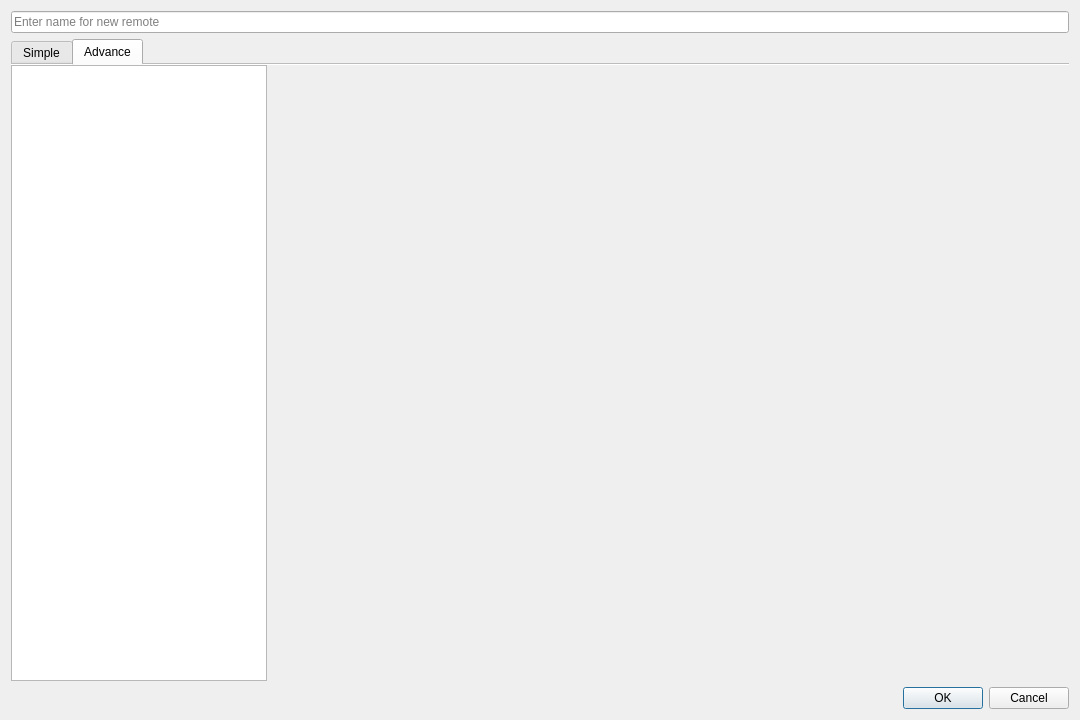
First picture: the form in ui/new_remote_window.ui, repository Communist02/agile, before the edit.
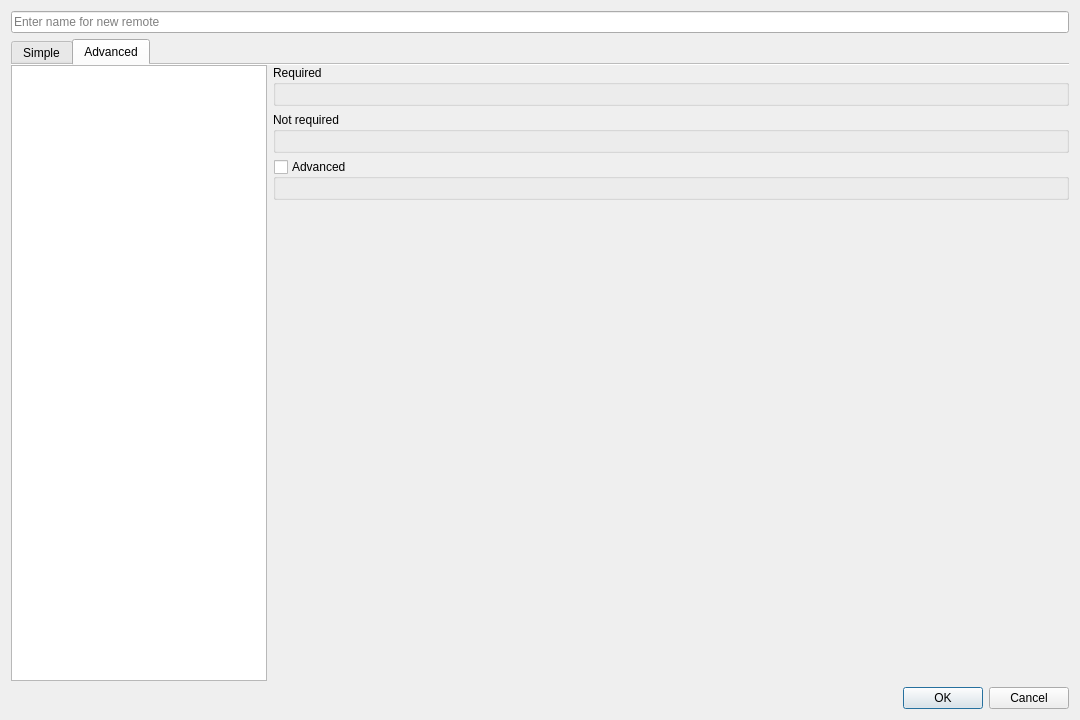
Second picture: the form after the edit. The open tabs and pages were chosen to show the change.

The edit to the form file:
```diff
--- a/ui/new_remote_window.ui
+++ b/ui/new_remote_window.ui
@@ -1352,7 +1352,7 @@
      </widget>
      <widget class="QWidget" name="tab_advance">
       <attribute name="title">
-       <string>Advance</string>
+       <string>Advanced</string>
       </attribute>
       <layout class="QHBoxLayout" name="horizontalLayout_8">
        <property name="leftMargin">
@@ -1396,8 +1396,8 @@
            <rect>
             <x>0</x>
             <y>0</y>
-            <width>98</width>
-            <height>16</height>
+            <width>800</width>
+            <height>120</height>
            </rect>
           </property>
           <property name="sizePolicy">
@@ -1419,6 +1419,39 @@
            <property name="bottomMargin">
             <number>0</number>
            </property>
+           <item>
+            <widget class="QGroupBox" name="groupBox_required">
+             <property name="title">
+              <string>Required</string>
+             </property>
+             <layout class="QVBoxLayout" name="verticalLayout_26"/>
+            </widget>
+           </item>
+           <item>
+            <widget class="QGroupBox" name="groupBox_not_required">
+             <property name="title">
+              <string>Not required</string>
+             </property>
+             <layout class="QVBoxLayout" name="verticalLayout_29"/>
+            </widget>
+           </item>
+           <item>
+            <widget class="QGroupBox" name="groupBox_advanced">
+             <property name="title">
+              <string>Advanced</string>
+             </property>
+             <property name="flat">
+              <bool>true</bool>
+             </property>
+             <property name="checkable">
+              <bool>true</bool>
+             </property>
+             <property name="checked">
+              <bool>false</bool>
+             </property>
+             <layout class="QVBoxLayout" name="verticalLayout_28"/>
+            </widget>
+           </item>
           </layout>
          </widget>
         </widget>
```
Left out of the diff: 8 changed lines with no effect on the pictures.
